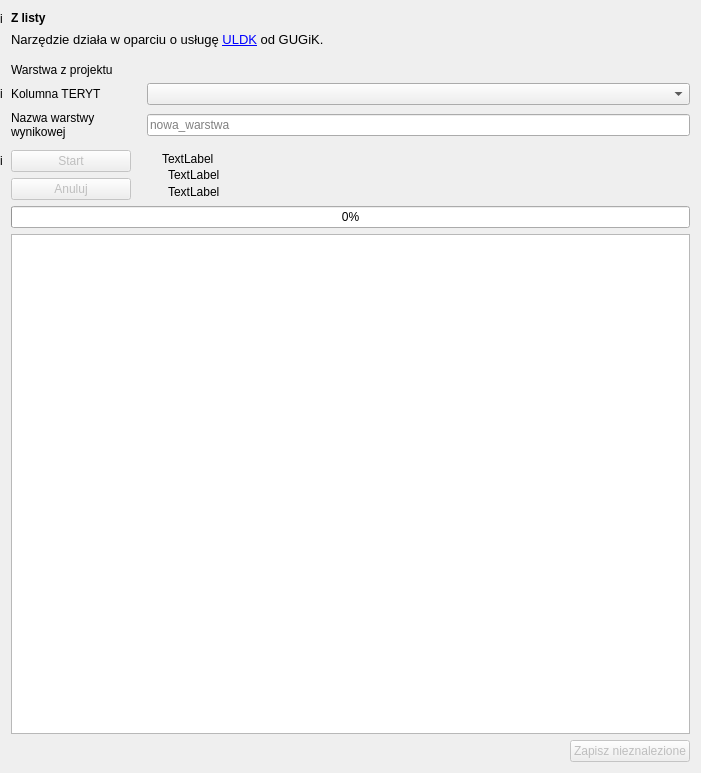
First picture: the form in gissupport_plugin/modules/uldk/modules/csv_import/main_base.ui, repository gis-support/gis-support-plugin, before the edit.
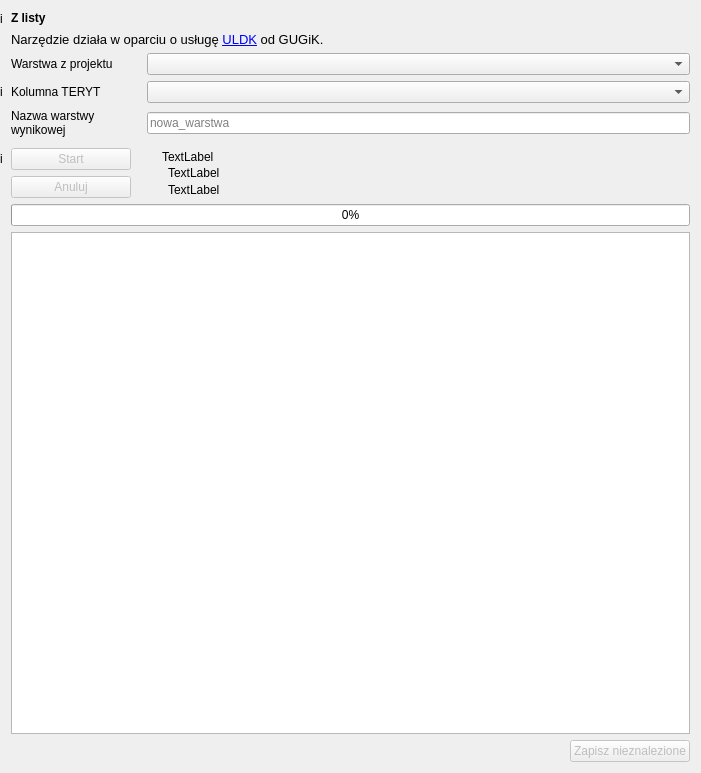
Second picture: the form after the edit. Custom widgets are drawn as their Qt base class.

```diff
--- a/gissupport_plugin/modules/uldk/modules/csv_import/main_base.ui
+++ b/gissupport_plugin/modules/uldk/modules/csv_import/main_base.ui
@@ -59,6 +59,20 @@
        </property>
       </widget>
      </item>
+     <item row="5" column="1">
+      <widget class="QLabel" name="label_3">
+       <property name="text">
+        <string>Nazwa warstwy
+wynikowej</string>
+       </property>
+       <property name="alignment">
+        <set>Qt::AlignLeading|Qt::AlignLeft|Qt::AlignVCenter</set>
+       </property>
+       <property name="wordWrap">
+        <bool>true</bool>
+       </property>
+      </widget>
+     </item>
      <item row="0" column="0">
       <widget class="QLabel" name="label_info_icon">
        <property name="maximumSize">
@@ -94,119 +108,39 @@
        </property>
       </widget>
      </item>
-     <item row="8" column="0">
-      <widget class="QLabel" name="label_info_start">
-       <property name="maximumSize">
-        <size>
-         <width>15</width>
-         <height>15</height>
-        </size>
-       </property>
-       <property name="toolTip">
-        <string/>
-       </property>
-       <property name="text">
-        <string>i</string>
-       </property>
-       <property name="scaledContents">
-        <bool>true</bool>
-       </property>
-      </widget>
-     </item>
-     <item row="8" column="1">
-      <widget class="QPushButton" name="button_start">
-       <property name="enabled">
-        <bool>false</bool>
-       </property>
-       <property name="sizePolicy">
-        <sizepolicy hsizetype="Maximum" vsizetype="Fixed">
-         <horstretch>0</horstretch>
-         <verstretch>0</verstretch>
-        </sizepolicy>
-       </property>
-       <property name="minimumSize">
-        <size>
-         <width>120</width>
-         <height>0</height>
-        </size>
-       </property>
-       <property name="text">
-        <string>Start</string>
-       </property>
-      </widget>
-     </item>
      <item row="2" column="1">
-      <spacer name="verticalSpacer">
-       <property name="orientation">
-        <enum>Qt::Vertical</enum>
-       </property>
-       <property name="sizeType">
-        <enum>QSizePolicy::Preferred</enum>
-       </property>
-       <property name="sizeHint" stdset="0">
-        <size>
-         <width>20</width>
-         <height>10</height>
-        </size>
-       </property>
-      </spacer>
-     </item>
-     <item row="4" column="1">
-      <widget class="QLabel" name="label_2">
+      <widget class="QLabel" name="label">
        <property name="maximumSize">
         <size>
-         <width>16777215</width>
+         <width>125</width>
          <height>16777215</height>
         </size>
        </property>
        <property name="text">
-        <string>Kolumna TERYT</string>
+        <string>Warstwa z projektu</string>
        </property>
       </widget>
      </item>
-     <item row="6" column="1">
-      <widget class="QLabel" name="label_3">
+     <item row="3" column="0">
+      <widget class="QLabel" name="label_info_column">
+       <property name="maximumSize">
+        <size>
+         <width>15</width>
+         <height>15</height>
+        </size>
+       </property>
+       <property name="frameShadow">
+        <enum>QFrame::Plain</enum>
+       </property>
        <property name="text">
-        <string>Nazwa warstwy
-wynikowej</string>
+        <string>i</string>
        </property>
-       <property name="alignment">
-        <set>Qt::AlignLeading|Qt::AlignLeft|Qt::AlignVCenter</set>
-       </property>
-       <property name="wordWrap">
+       <property name="scaledContents">
         <bool>true</bool>
        </property>
       </widget>
      </item>
-     <item row="9" column="1">
-      <widget class="QPushButton" name="button_cancel">
-       <property name="enabled">
-        <bool>false</bool>
-       </property>
-       <property name="sizePolicy">
-        <sizepolicy hsizetype="Minimum" vsizetype="Fixed">
-         <horstretch>0</horstretch>
-         <verstretch>0</verstretch>
-        </sizepolicy>
-       </property>
-       <property name="minimumSize">
-        <size>
-         <width>120</width>
-         <height>0</height>
-        </size>
-       </property>
-       <property name="maximumSize">
-        <size>
-         <width>120</width>
-         <height>16777215</height>
-        </size>
-       </property>
-       <property name="text">
-        <string>Anuluj</string>
-       </property>
-      </widget>
-     </item>
-     <item row="8" column="3" rowspan="2">
+     <item row="7" column="3" rowspan="2">
       <layout class="QVBoxLayout" name="verticalLayout_3">
        <property name="leftMargin">
         <number>15</number>
@@ -240,20 +174,52 @@
        </item>
       </layout>
      </item>
-     <item row="3" column="1">
-      <widget class="QLabel" name="label">
+     <item row="9" column="1" colspan="3">
+      <widget class="QProgressBar" name="progress_bar">
+       <property name="sizePolicy">
+        <sizepolicy hsizetype="Minimum" vsizetype="Fixed">
+         <horstretch>0</horstretch>
+         <verstretch>0</verstretch>
+        </sizepolicy>
+       </property>
+       <property name="minimumSize">
+        <size>
+         <width>65</width>
+         <height>0</height>
+        </size>
+       </property>
+       <property name="value">
+        <number>0</number>
+       </property>
+      </widget>
+     </item>
+     <item row="3" column="3">
+      <widget class="QgsFieldComboBox" name="combobox_teryt_column">
+       <property name="minimumSize">
+        <size>
+         <width>65</width>
+         <height>0</height>
+        </size>
+       </property>
+      </widget>
+     </item>
+     <item row="7" column="0">
+      <widget class="QLabel" name="label_info_start">
        <property name="maximumSize">
         <size>
-         <width>125</width>
-         <height>16777215</height>
+         <width>15</width>
+         <height>15</height>
         </size>
        </property>
        <property name="text">
-        <string>Warstwa z projektu</string>
+        <string>i</string>
+       </property>
+       <property name="scaledContents">
+        <bool>true</bool>
        </property>
       </widget>
      </item>
-     <item row="7" column="3">
+     <item row="6" column="3">
       <spacer name="verticalSpacer_3">
        <property name="orientation">
         <enum>Qt::Vertical</enum>
@@ -269,8 +235,8 @@
        </property>
       </spacer>
      </item>
-     <item row="3" column="3">
-      <widget class="QgsMapLayerComboBox" name="layer_select" native="true">
+     <item row="2" column="3">
+      <widget class="QgsMapLayerComboBox" name="layer_select">
        <property name="minimumSize">
         <size>
          <width>65</width>
@@ -279,7 +245,70 @@
        </property>
       </widget>
      </item>
-     <item row="6" column="3">
+     <item row="8" column="1">
+      <widget class="QPushButton" name="button_cancel">
+       <property name="enabled">
+        <bool>false</bool>
+       </property>
+       <property name="sizePolicy">
+        <sizepolicy hsizetype="Minimum" vsizetype="Fixed">
+         <horstretch>0</horstretch>
+         <verstretch>0</verstretch>
+        </sizepolicy>
+       </property>
+       <property name="minimumSize">
+        <size>
+         <width>120</width>
+         <height>0</height>
+        </size>
+       </property>
+       <property name="maximumSize">
+        <size>
+         <width>120</width>
+         <height>16777215</height>
+        </size>
+       </property>
+       <property name="text">
+        <string>Anuluj</string>
+       </property>
+      </widget>
+     </item>
+     <item row="7" column="1">
+      <widget class="QPushButton" name="button_start">
+       <property name="enabled">
+        <bool>false</bool>
+       </property>
+       <property name="sizePolicy">
+        <sizepolicy hsizetype="Maximum" vsizetype="Fixed">
+         <horstretch>0</horstretch>
+         <verstretch>0</verstretch>
+        </sizepolicy>
+       </property>
+       <property name="minimumSize">
+        <size>
+         <width>120</width>
+         <height>0</height>
+        </size>
+       </property>
+       <property name="text">
+        <string>Start</string>
+       </property>
+      </widget>
+     </item>
+     <item row="3" column="1">
+      <widget class="QLabel" name="label_2">
+       <property name="maximumSize">
+        <size>
+         <width>16777215</width>
+         <height>16777215</height>
+        </size>
+       </property>
+       <property name="text">
+        <string>Kolumna TERYT</string>
+       </property>
+      </widget>
+     </item>
+     <item row="5" column="3">
       <widget class="QLineEdit" name="text_edit_layer_name">
        <property name="minimumSize">
         <size>
@@ -292,55 +321,7 @@
        </property>
       </widget>
      </item>
-     <item row="4" column="0">
-      <widget class="QLabel" name="label_info_column">
-       <property name="maximumSize">
-        <size>
-         <width>15</width>
-         <height>15</height>
-        </size>
-       </property>
-       <property name="frameShadow">
-        <enum>QFrame::Plain</enum>
-       </property>
-       <property name="text">
-        <string>i</string>
-       </property>
-       <property name="scaledContents">
-        <bool>true</bool>
-       </property>
-      </widget>
-     </item>
-     <item row="4" column="3">
-      <widget class="QgsFieldComboBox" name="combobox_teryt_column">
-       <property name="minimumSize">
-        <size>
-         <width>65</width>
-         <height>0</height>
-        </size>
-       </property>
-      </widget>
-     </item>
      <item row="10" column="1" colspan="3">
-      <widget class="QProgressBar" name="progress_bar">
-       <property name="sizePolicy">
-        <sizepolicy hsizetype="Minimum" vsizetype="Fixed">
-         <horstretch>0</horstretch>
-         <verstretch>0</verstretch>
-        </sizepolicy>
-       </property>
-       <property name="minimumSize">
-        <size>
-         <width>65</width>
-         <height>0</height>
-        </size>
-       </property>
-       <property name="value">
-        <number>0</number>
-       </property>
-      </widget>
-     </item>
-     <item row="11" column="1" colspan="3">
       <widget class="QTableWidget" name="table_errors"/>
      </item>
     </layout>
@@ -381,16 +362,16 @@
   </layout>
  </widget>
  <customwidgets>
-  <customwidget>
-   <class>QgsMapLayerComboBox</class>
-   <extends>QWidget</extends>
-   <header>qgsmaplayercombobox.h</header>
-  </customwidget>
   <customwidget>
    <class>QgsFieldComboBox</class>
    <extends>QComboBox</extends>
    <header>qgsfieldcombobox.h</header>
   </customwidget>
+  <customwidget>
+   <class>QgsMapLayerComboBox</class>
+   <extends>QComboBox</extends>
+   <header>qgsmaplayercombobox.h</header>
+  </customwidget>
  </customwidgets>
  <resources/>
  <connections/>
```
Left out of the diff: 3 changed lines with no effect on the pictures.
